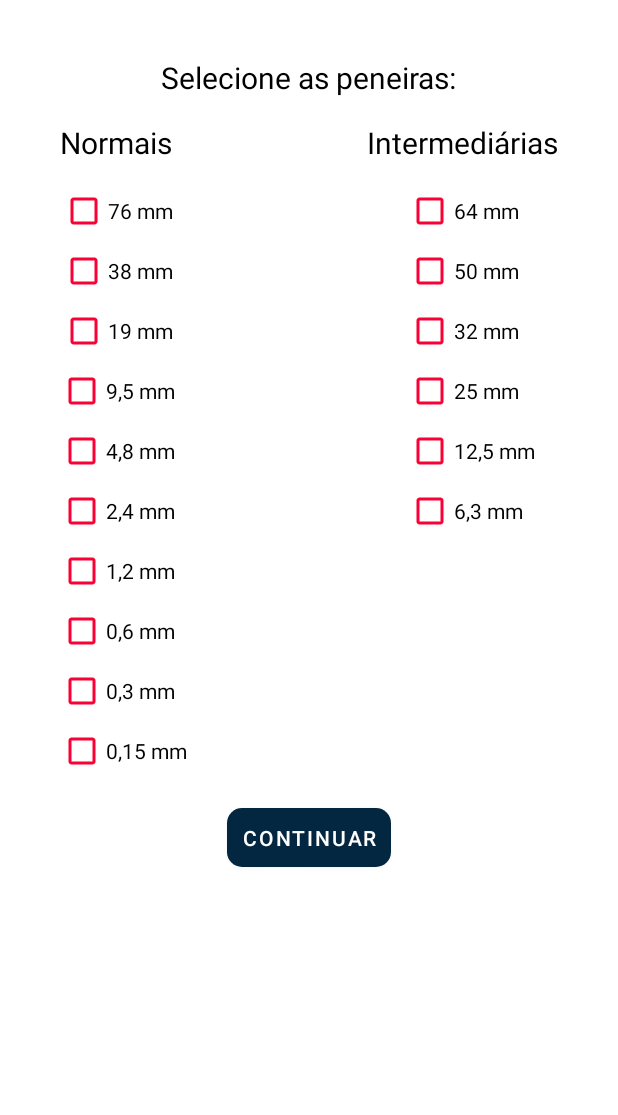
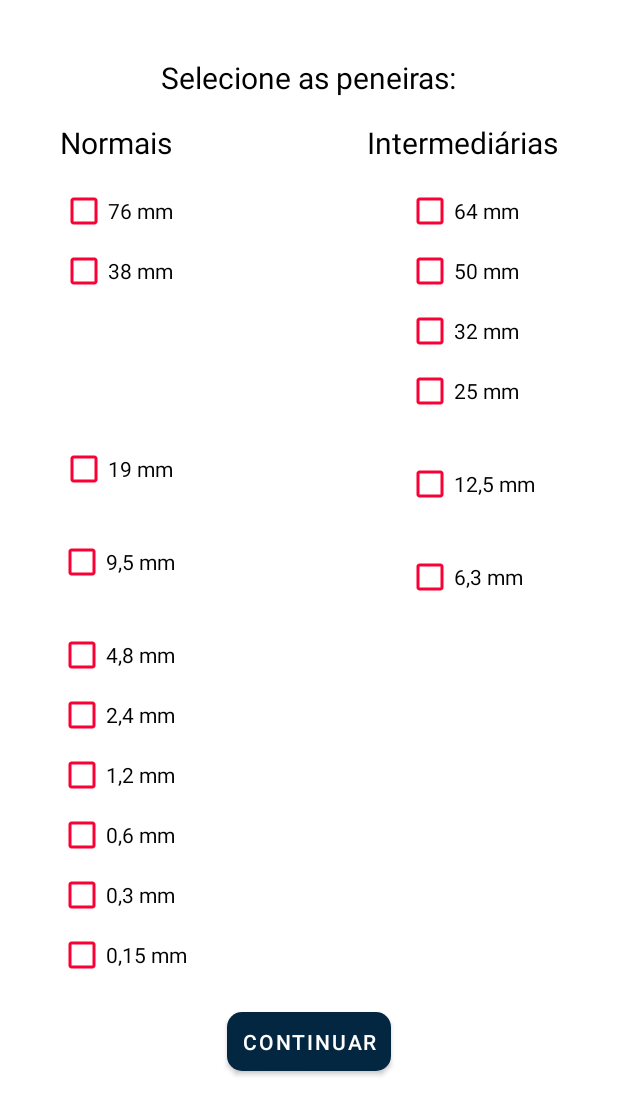
Before and after one commit to Montaigne-ensaios/montaigne_app, an Android app: the layout fragment_peneiras_graudo.xml on its own in the app's theme, with its tools: preview values and no code run, on a phone screen of 412 x 824 dp. Shown: the top 1115 px of the screen. Run offline under Robolectric (Android 15) with nearby library versions, the phone set to English and light mode, and no system bars.

Commit message:
Inserido espaçamento na tela de peneiras

```diff
--- a/app/src/main/res/layout/fragment_peneiras_graudo.xml
+++ b/app/src/main/res/layout/fragment_peneiras_graudo.xml
@@ -41,7 +41,7 @@
                     android:id="@+id/checkBox9"
                     android:layout_width="wrap_content"
                     android:layout_height="wrap_content"
-                    android:layout_marginTop="8dp"
+                    android:layout_marginTop="30dp"
                     android:text="9,5 mm"
                     app:layout_constraintEnd_toEndOf="@+id/checkBox8"
                     app:layout_constraintStart_toStartOf="@+id/checkBox8"
@@ -92,7 +92,7 @@
                     android:id="@+id/checkBox17"
                     android:layout_width="wrap_content"
                     android:layout_height="wrap_content"
-                    android:layout_marginTop="8dp"
+                    android:layout_marginTop="30dp"
                     android:text="6,3 mm"
                     app:layout_constraintStart_toStartOf="@+id/checkBox16"
                     app:layout_constraintTop_toBottomOf="@+id/checkBox16" />
@@ -121,7 +121,7 @@
                     android:id="@+id/checkBox16"
                     android:layout_width="wrap_content"
                     android:layout_height="wrap_content"
-                    android:layout_marginTop="8dp"
+                    android:layout_marginTop="30dp"
                     android:text="12,5 mm"
                     app:layout_constraintStart_toStartOf="@+id/checkBox7"
                     app:layout_constraintTop_toBottomOf="@+id/checkBox7" />
@@ -141,7 +141,7 @@
                     android:id="@+id/checkBox8"
                     android:layout_width="wrap_content"
                     android:layout_height="wrap_content"
-                    android:layout_marginTop="8dp"
+                    android:layout_marginTop="100dp"
                     android:text="19 mm"
                     app:layout_constraintEnd_toEndOf="@+id/checkBox3"
                     app:layout_constraintStart_toStartOf="@+id/checkBox3"
@@ -190,7 +190,7 @@
                     android:id="@+id/checkBox10"
                     android:layout_width="wrap_content"
                     android:layout_height="wrap_content"
-                    android:layout_marginTop="8dp"
+                    android:layout_marginTop="30dp"
                     android:text="4,8 mm"
                     app:layout_constraintEnd_toEndOf="@+id/checkBox9"
                     app:layout_constraintStart_toStartOf="@+id/checkBox9"
```
